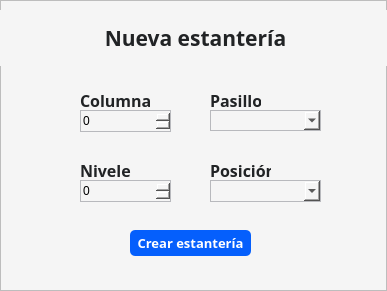
Qt form Interfaces/main/nueva_estanteria.ui (juanignaciocansillieri/bullsoft) before a commit.
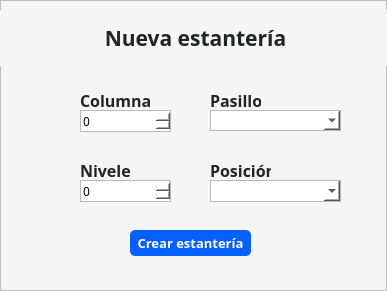
The same form after that commit. Icons and pictures are not drawn.

What changed in the file:
```diff
--- a/Interfaces/main/nueva_estanteria.ui
+++ b/Interfaces/main/nueva_estanteria.ui
@@ -50,8 +50,15 @@
          <height>22</height>
         </rect>
        </property>
+       <property name="font">
+        <font>
+         <family>Cairo</family>
+         <pointsize>9</pointsize>
+        </font>
+       </property>
        <property name="styleSheet">
-        <string notr="true">border: 1px solid #b8b9bd</string>
+        <string notr="true">border: 1px solid #b8b9bd;
+background:#fff;</string>
        </property>
       </widget>
       <widget class="QComboBox" name="cbox_pasillo">
@@ -59,12 +66,19 @@
         <rect>
          <x>210</x>
          <y>110</y>
-         <width>111</width>
+         <width>131</width>
          <height>21</height>
         </rect>
        </property>
+       <property name="font">
+        <font>
+         <family>Cairo</family>
+         <pointsize>9</pointsize>
+        </font>
+       </property>
        <property name="styleSheet">
-        <string notr="true">border: 1px solid #b8b9bd</string>
+        <string notr="true">border: 1px solid #b8b9bd;
+background:#fff;</string>
        </property>
       </widget>
       <widget class="QSpinBox" name="num_niveles">
@@ -76,8 +90,15 @@
          <height>22</height>
         </rect>
        </property>
+       <property name="font">
+        <font>
+         <family>Cairo</family>
+         <pointsize>9</pointsize>
+        </font>
+       </property>
        <property name="styleSheet">
-        <string notr="true">border: 1px solid #b8b9bd</string>
+        <string notr="true">background:#fff;
+border: 1px solid #b8b9bd</string>
        </property>
       </widget>
       <widget class="QComboBox" name="cbox_posicion">
@@ -85,12 +106,19 @@
         <rect>
          <x>210</x>
          <y>180</y>
-         <width>111</width>
+         <width>131</width>
          <height>22</height>
         </rect>
        </property>
+       <property name="font">
+        <font>
+         <family>Cairo</family>
+         <pointsize>9</pointsize>
+        </font>
+       </property>
        <property name="styleSheet">
-        <string notr="true">border: 1px solid #b8b9bd</string>
+        <string notr="true">border: 1px solid #b8b9bd;
+background:#fff;</string>
        </property>
       </widget>
       <widget class="QLabel" name="label">
```
